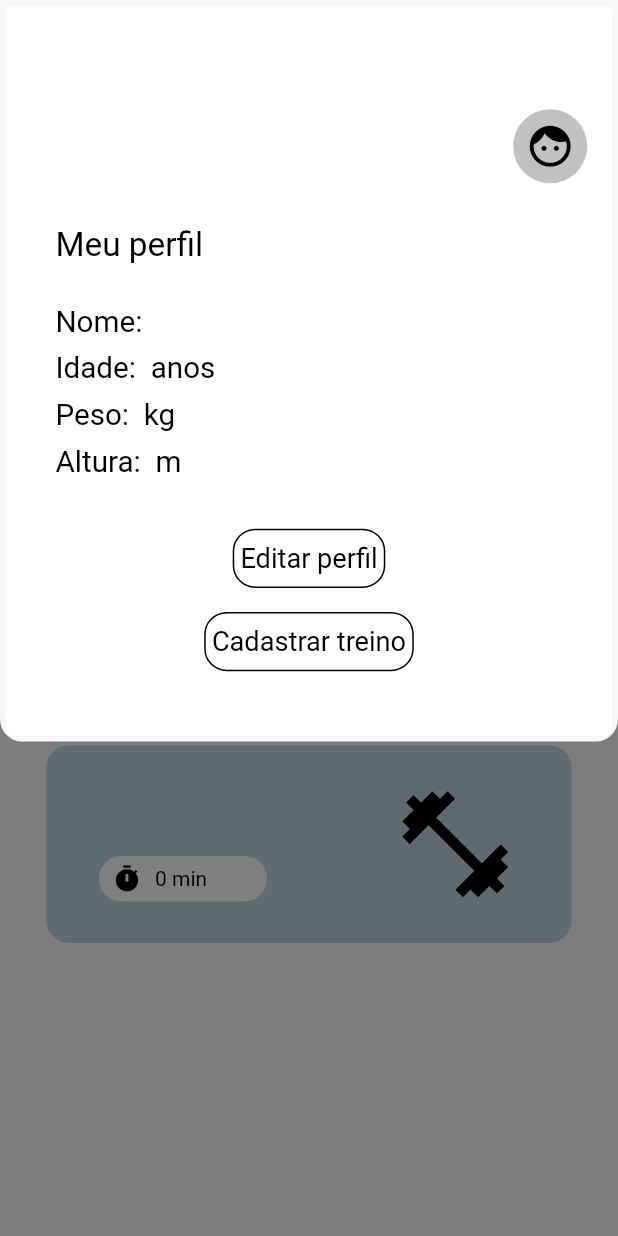
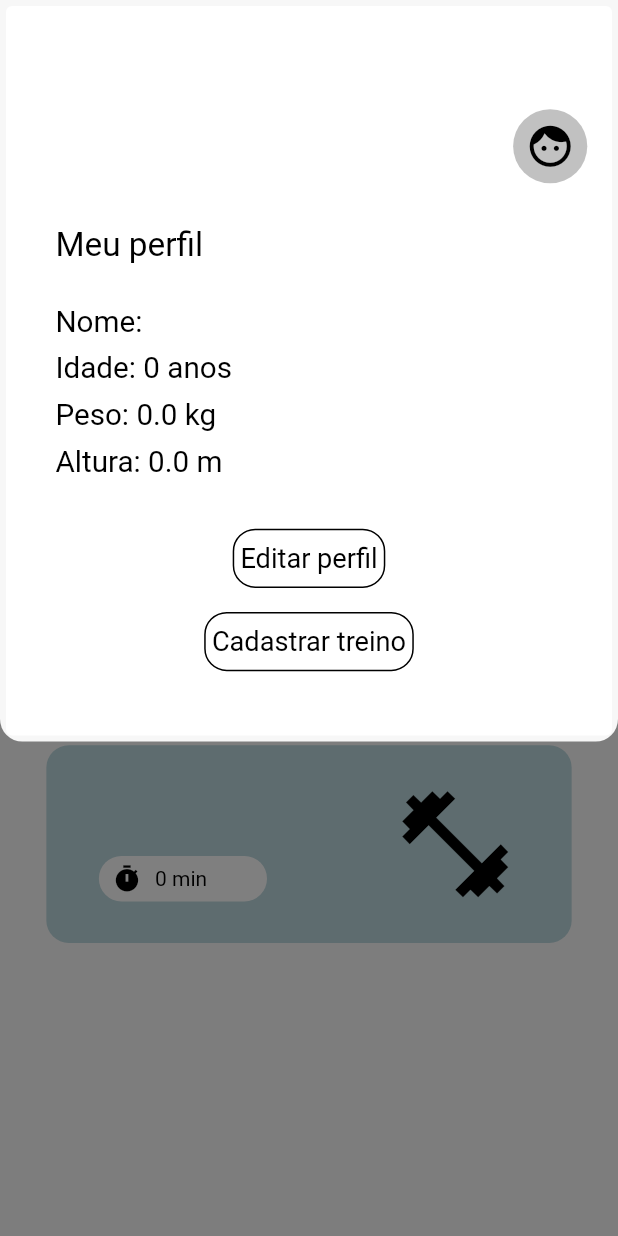
Before and after one commit to IgorArthur/gym_app, a Flutter app: the screen it shows after launch, after a tap on the "face" icon, on a phone screen of 412 x 824 dp. Run offline on Flutter 3.47's test engine with Material 2 defaults, Android fonts, the phone set to English and light mode, and no system bars; our stand-ins replace get, google_fonts, hive, hive_flutter, sizer; accounts and stored records are empty; Roboto replaces fonts that are missing (Itim).

Commit message:
Hive implementation on Profile

```diff
--- a/lib/controller/profile_controller.dart
+++ b/lib/controller/profile_controller.dart
@@ -10,8 +10,6 @@ class ProfileController extends GetxController {
     } else {
       _loadProfile();
     }
-
-    Boxes.getTrain();
   }
 
   final nameController = TextEditingController();
@@ -19,11 +17,15 @@ class ProfileController extends GetxController {
   final weightController = TextEditingController();
   final heightController = TextEditingController();
 
-  ProfileModel profile = ProfileModel();
-  Map<dynamic, ProfileModel> profileMap = <dynamic, ProfileModel>{};
+  ProfileModel? profile;
 
   void _loadProfile() {
-    profile = Boxes.getProfile().toMap()[0]!;
+    profile = Boxes.getProfile().toMap()[0];
+
+    nameController.text = profile?.name ?? '';
+    ageController.text = profile?.age.toString() ?? '';
+    weightController.text = profile?.weight.toString() ?? '';
+    heightController.text = profile?.height.toString() ?? '';
   }
 
   void createProfile() {
@@ -34,6 +36,27 @@ class ProfileController extends GetxController {
       ..height = 0;
     Boxes.getProfile().put(0, profile0);
 
-    profile = Boxes.getProfile().get(0)!;
+    profile = Boxes.getProfile().get(0);
+
+    nameController.text = profile?.name ?? '';
+    ageController.text = profile?.age.toString() ?? '';
+    weightController.text = profile?.weight.toString() ?? '';
+    heightController.text = profile?.height.toString() ?? '';
+  }
+
+  void putInfo() {
+    var profile0 = ProfileModel()
+      ..name = nameController.text
+      ..age = int.parse(ageController.text)
+      ..weight = double.parse(weightController.text)
+      ..height = double.parse(heightController.text);
+    Boxes.getProfile().put(0, profile0);
+
+    profile = Boxes.getProfile().get(0);
+
+    nameController.text = profile?.name ?? '';
+    ageController.text = profile?.age.toString() ?? '';
+    weightController.text = profile?.weight.toString() ?? '';
+    heightController.text = profile?.height.toString() ?? '';
   }
 }
```
Also changed, not shown: lib/view/pages/profile_page.dart (+13 -2 lines).
